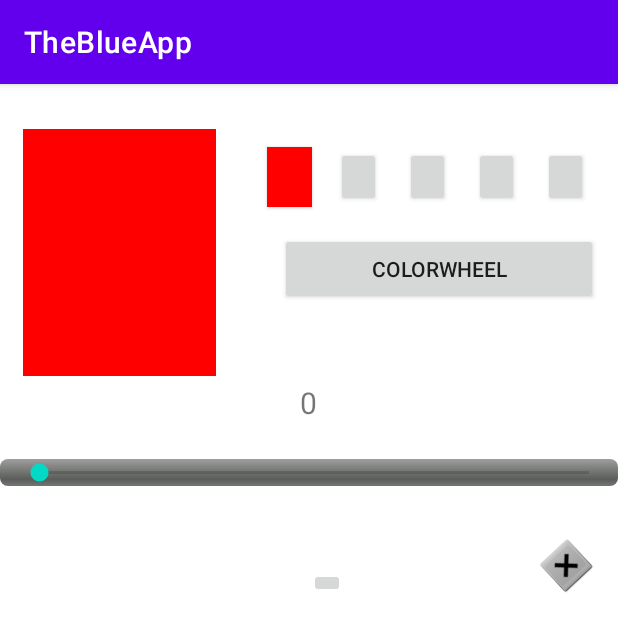
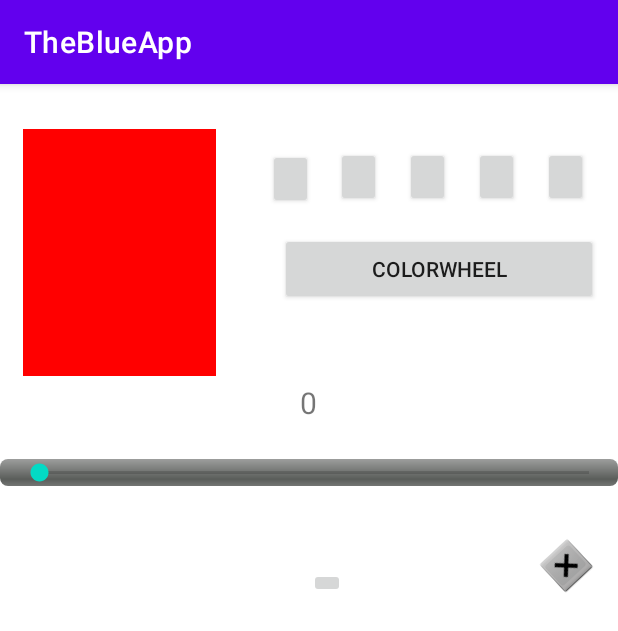
Before and after one commit to Luis29178/BlueApp, an Android app: the screen it shows after launch (MainActivity), after a tap on an icon or button, on a phone screen of 412 x 824 dp. Shown: the top 631 px of the screen. Run offline under Robolectric (Android 15) with nearby library versions, the phone set to English and light mode, and no system bars; libraries missing offline, so code that uses them is left out: yuku.ambilwarna.

Commit message:
Crash commit 2

```diff
--- a/app/src/main/java/com/example/theblueapp/BlueToothActivity.java
+++ b/app/src/main/java/com/example/theblueapp/BlueToothActivity.java
@@ -103,7 +103,7 @@
         super.onCreate(savedInstanceState);
         setContentView(R.layout.bluetooth_discov_layout);
         NewDevices = (ListView) findViewById(R.id.BlueNewDevices);
-        bDeviceList = new ArrayList<>();
+
         bBlueAdapter = BluetoothAdapter.getDefaultAdapter();
         IntentFilter pBondFilter = new IntentFilter(BluetoothDevice.ACTION_BOND_STATE_CHANGED);
         registerReceiver(pBrodcastReciverBond, pBondFilter);
--- a/app/src/main/java/com/example/theblueapp/MainActivity.java
+++ b/app/src/main/java/com/example/theblueapp/MainActivity.java
@@ -40,7 +40,7 @@
     private Button ColorWbutton;// Button that will call color wheel
     private int SelectedColor;
 
-    private ArrayList<BluetoothDevice> mDeviceList = new ArrayList<>();
+
 
 
     private ImageButton OnOffButton;//Power button in the center
@@ -63,9 +63,7 @@
         setContentView(R.layout.activity_main);
         super.onCreate(savedInstanceState);
 
-        BluetoothDevice tempDevice = getIntent().getExtras().getParcelable("ADDED_DEVICE");
 
-        mDeviceList.add(tempDevice);
 
 
 
@@ -184,7 +182,7 @@
 
     @Override//this method will be implemented as ButtonDesierd.OnClickListener(this) needs to be revied on what color v.getSolidColor() pulls
     public void onClick(View v) {
-        int x = v.getDrawingCacheBackgroundColor();
+        int x = 0;
 
     }
 }
--- a/app/src/main/res/layout/activity_main.xml
+++ b/app/src/main/res/layout/activity_main.xml
@@ -136,6 +136,7 @@
         android:layout_marginRight="20dp"
         app:backgroundTint="#FFEB3B" />
 
+
     <Button
         android:id="@+id/ColorPreset1"
         android:layout_width="30dp"
@@ -143,10 +144,9 @@
         android:layout_alignParentTop="true"
         android:layout_alignParentEnd="true"
         android:layout_alignParentRight="true"
-        android:layout_marginTop="42dp"
-        android:layout_marginEnd="204dp"
-        android:layout_marginRight="204dp"
-        android:background="#FF0000"
+        android:layout_marginTop="43dp"
+        android:layout_marginEnd="203dp"
+        android:layout_marginRight="203dp"
         app:backgroundTint="#FF0000" />
 
     <ImageButton
--- a/build.gradle
+++ b/build.gradle
@@ -5,7 +5,7 @@
         mavenCentral()
     }
     dependencies {
-        classpath "com.android.tools.build:gradle:4.2.0"
+        classpath 'com.android.tools.build:gradle:4.2.1'
 
         // NOTE: Do not place your application dependencies here; they belong
         // in the individual module build.gradle files
```
